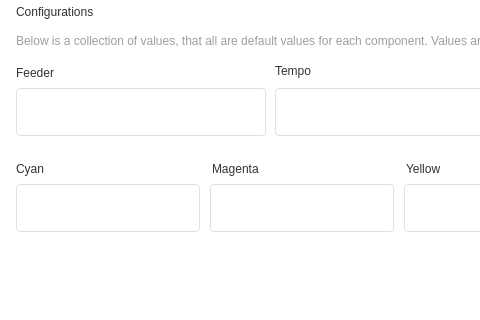
First picture: the form in modbus-application/settings.ui, repository Wolkabout/offset-printing-machine-simulator-application, before the edit; both pictures show x 0 to 480 and y 168 to 488 of the 800 by 488 pixel window.
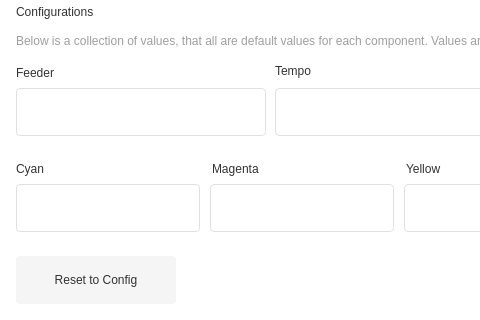
Second picture: the form after the edit.

Diff of the .ui file:
```diff
--- a/modbus-application/settings.ui
+++ b/modbus-application/settings.ui
@@ -455,6 +455,26 @@
     <string>On</string>
    </property>
   </widget>
+  <widget class="QPushButton" name="reset">
+   <property name="enabled">
+    <bool>true</bool>
+   </property>
+   <property name="geometry">
+    <rect>
+     <x>16</x>
+     <y>424</y>
+     <width>160</width>
+     <height>48</height>
+    </rect>
+   </property>
+   <property name="styleSheet">
+    <string notr="true">border-radius: 4px;
+background-color: #f5f5f5; color: #323232;</string>
+   </property>
+   <property name="text">
+    <string>Reset to Config</string>
+   </property>
+  </widget>
  </widget>
  <resources/>
  <connections/>
```
Left out of the diff: 4 changed lines with no effect on the pictures.
